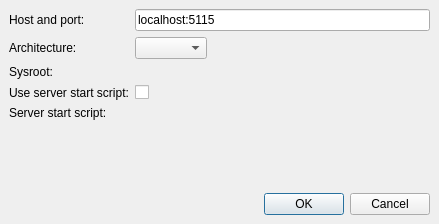
This is src/plugins/debugger/startremotedialog.ui in qt-creator/qt-creator as Qt 5 draws it before an edit. The edited form follows.
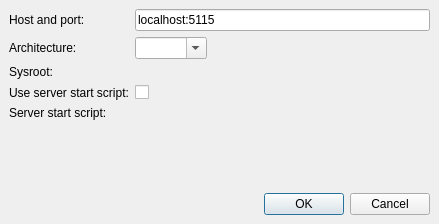
This is the edited form. Custom widgets are drawn as their Qt base class.

Commit message: debugger: make remote gdb architecture user editable

```diff
--- a/src/plugins/debugger/startremotedialog.ui
+++ b/src/plugins/debugger/startremotedialog.ui
@@ -47,7 +47,11 @@
       </widget>
      </item>
      <item row="1" column="1">
-      <widget class="QComboBox" name="architectureComboBox"/>
+      <widget class="QComboBox" name="architectureComboBox">
+       <property name="editable">
+        <bool>true</bool>
+       </property>
+      </widget>
      </item>
      <item row="4" column="1">
       <widget class="QCheckBox" name="useServerStartScriptCheckBox"/>
```
Left out of the diff: 4 changed lines with no effect on the pictures. The commit also changes 2 other files.
